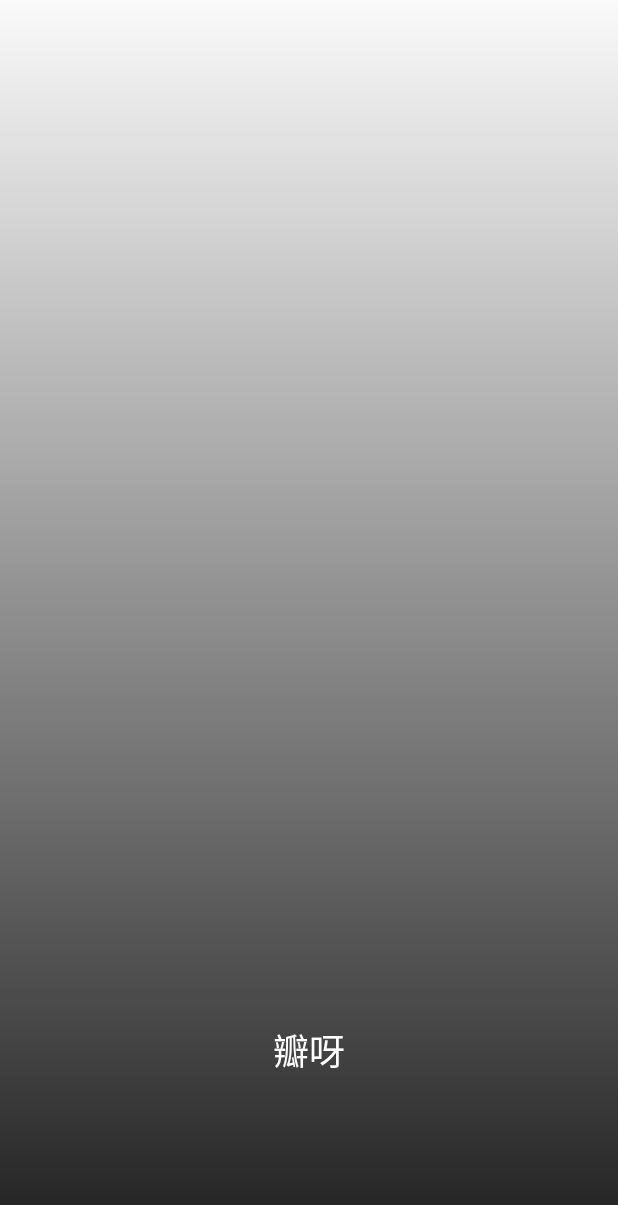
After one commit to movexmanlife/banya-master, an Android app: the layout activity_welcome.xml on its own in the app's theme, with its tools: preview values and no code run, on a phone screen of 412 x 824 dp. The commit adds this screen. Shown: the top 1205 px of the screen. Run offline under Robolectric (Android 15) with nearby library versions, the phone set to English and light mode, and no system bars.

Commit message:
（1）WelcomeActivity加入datading操作；

```diff
--- /dev/null
+++ b/app/src/main/res/layout/activity_welcome.xml
@@ -0,0 +1,39 @@
+<?xml version="1.0" encoding="utf-8"?>
+<layout xmlns:android="http://schemas.android.com/apk/res/android">
+
+    <data class=".WelcomeBinding">
+
+        <variable
+            name="resImgId"
+            type="int" />
+    </data>
+
+    <RelativeLayout
+        android:layout_width="match_parent"
+        android:layout_height="match_parent">
+
+        <ImageView
+            android:id="@+id/splash_img"
+            android:layout_width="match_parent"
+            android:layout_height="match_parent"
+            android:scaleType="fitXY"
+            android:src="@{resImgId}" />
+
+        <View
+            android:layout_width="match_parent"
+            android:layout_height="match_parent"
+            android:background="@drawable/black_bg" />
+
+
+        <TextView
+            android:layout_width="match_parent"
+            android:layout_height="wrap_content"
+            android:layout_alignParentBottom="true"
+            android:layout_marginBottom="106dp"
+            android:gravity="center"
+            android:text="瓣呀"
+            android:textColor="@android:color/white"
+            android:textSize="24sp" />
+
+    </RelativeLayout>
+</layout>
```
Also changed, not shown: app/src/main/java/com/forezp/banya/binding/ImageViewAttrAdapter.java (added, +18 -0 lines), app/src/main/java/com/forezp/banya/viewimpl/other/WelcomeActivity.java (+6 -5 lines), app/src/main/res/layout/activity_entry.xml (deleted, +0 -29 lines).
